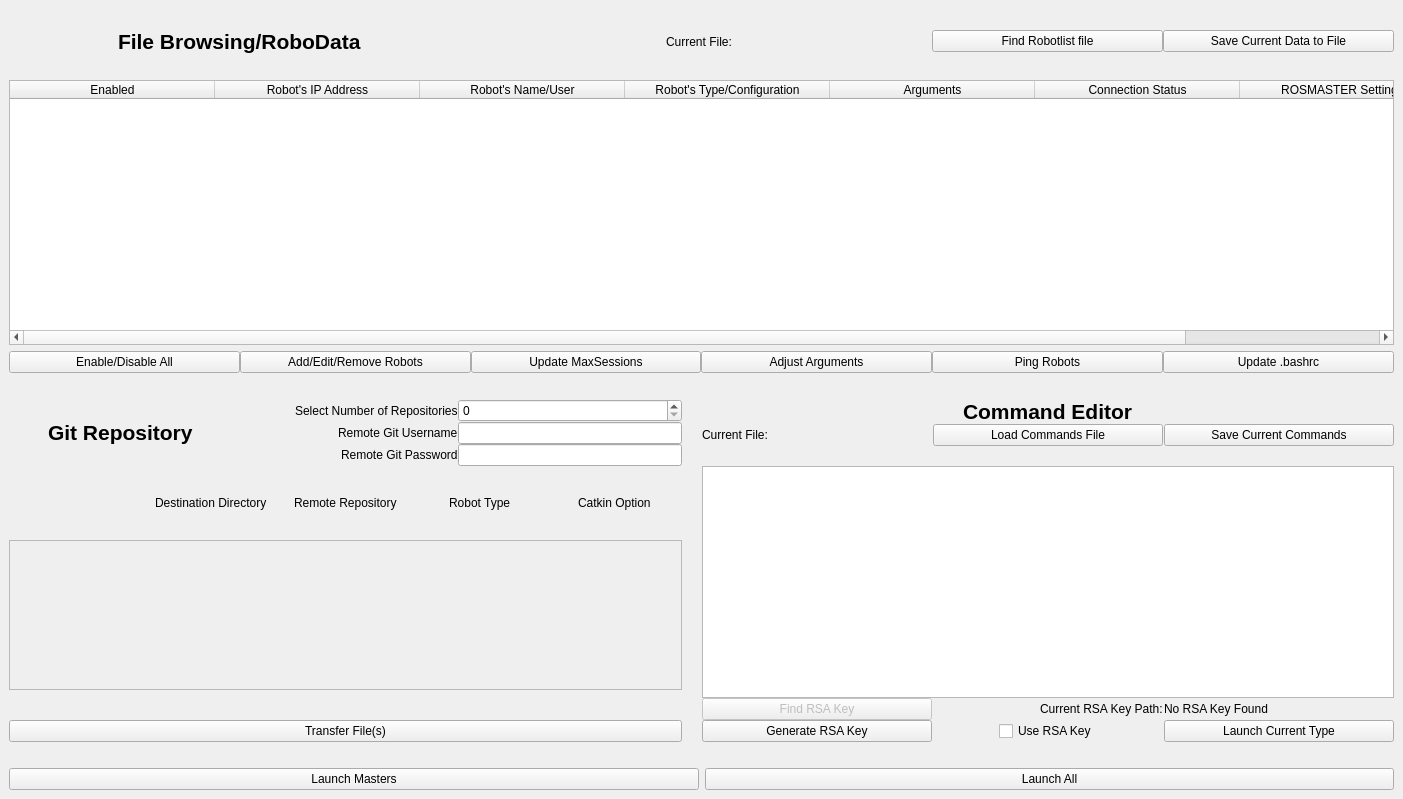
First picture: the form in src/ui_files/Multilauncher.ui, repository uf-reef-avl/multilauncher, before the edit.
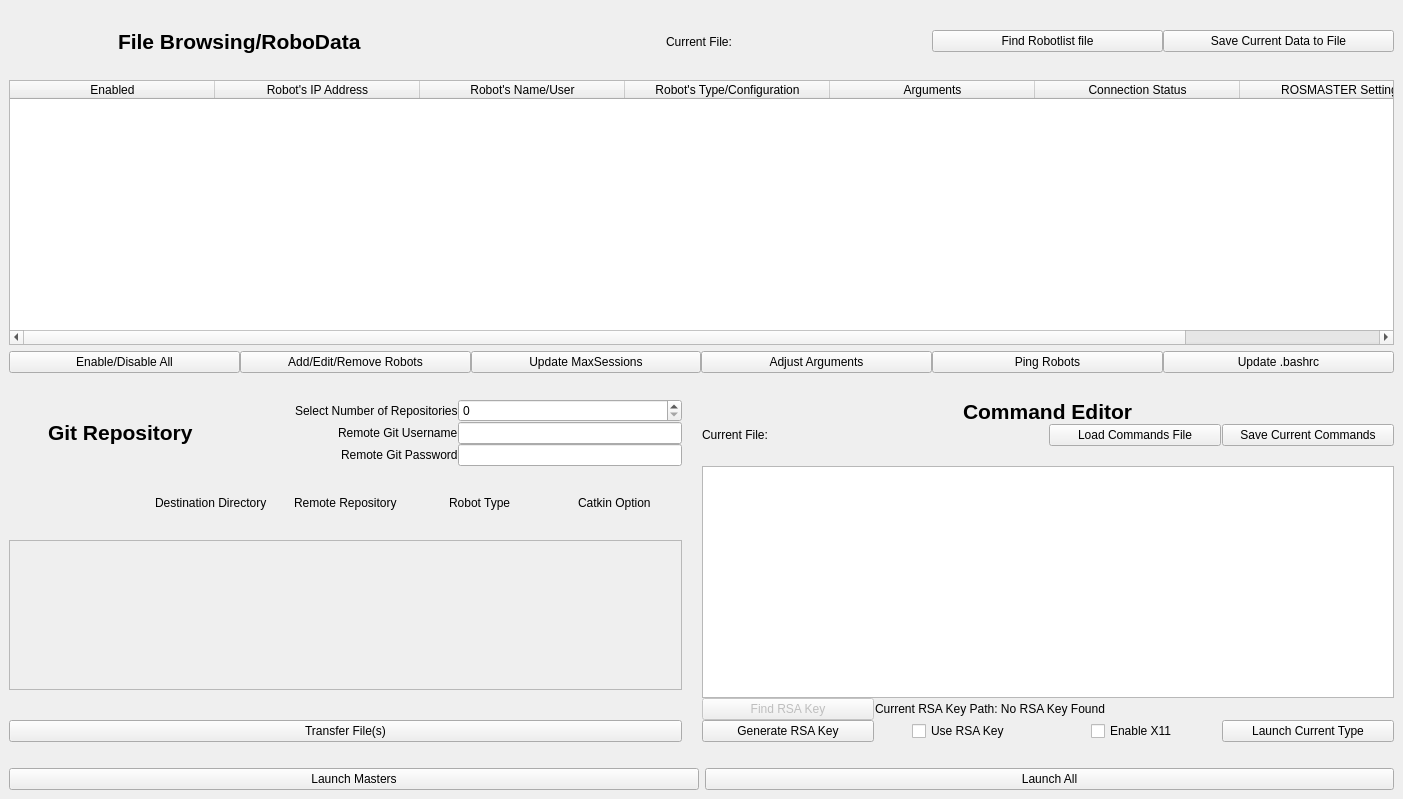
Second picture: the form after the edit.

Commit message: Fixed remote git pulling over existing repositories, fixed logic for sending debug commands to closed threads via disabling the debug textfield, reworked how some escape sequences are displayed.

```diff
--- a/src/ui_files/Multilauncher.ui
+++ b/src/ui_files/Multilauncher.ui
@@ -14,6 +14,9 @@
    <string>Multilauncher ver 1.0</string>
   </property>
   <widget class="QWidget" name="centralwidget">
+   <property name="styleSheet">
+    <string notr="true">c</string>
+   </property>
    <layout class="QGridLayout" name="gridLayout_6">
     <item row="0" column="1">
      <spacer name="horizontalSpacer_5">
@@ -257,123 +260,6 @@
         </item>
        </layout>
       </item>
-      <item row="2" column="2">
-       <layout class="QGridLayout" name="gridLayout_4" columnstretch="1,1,1">
-        <property name="horizontalSpacing">
-         <number>1</number>
-        </property>
-        <item row="1" column="2">
-         <widget class="QPushButton" name="savecommandsbutton">
-          <property name="text">
-           <string>Save Current Commands</string>
-          </property>
-         </widget>
-        </item>
-        <item row="1" column="0">
-         <widget class="QLabel" name="commandFileLable">
-          <property name="text">
-           <string>Current File:</string>
-          </property>
-         </widget>
-        </item>
-        <item row="3" column="0" colspan="3">
-         <widget class="QTextEdit" name="commands">
-          <property name="sizePolicy">
-           <sizepolicy hsizetype="Expanding" vsizetype="Expanding">
-            <horstretch>0</horstretch>
-            <verstretch>0</verstretch>
-           </sizepolicy>
-          </property>
-          <property name="minimumSize">
-           <size>
-            <width>610</width>
-            <height>0</height>
-           </size>
-          </property>
-         </widget>
-        </item>
-        <item row="1" column="1">
-         <widget class="QPushButton" name="loadcommandsbutton">
-          <property name="text">
-           <string>Load Commands File</string>
-          </property>
-         </widget>
-        </item>
-        <item row="5" column="2">
-         <widget class="QPushButton" name="launchTypeButton">
-          <property name="text">
-           <string>Launch Current Type</string>
-          </property>
-         </widget>
-        </item>
-        <item row="0" column="0" colspan="3" alignment="Qt::AlignHCenter">
-         <widget class="QLabel" name="commandeditorlabel">
-          <property name="font">
-           <font>
-            <pointsize>16</pointsize>
-            <weight>75</weight>
-            <bold>true</bold>
-            <underline>false</underline>
-           </font>
-          </property>
-          <property name="text">
-           <string>Command Editor</string>
-          </property>
-         </widget>
-        </item>
-        <item row="4" column="0">
-         <widget class="QPushButton" name="findRSAButton">
-          <property name="enabled">
-           <bool>false</bool>
-          </property>
-          <property name="text">
-           <string>Find RSA Key</string>
-          </property>
-         </widget>
-        </item>
-        <item row="2" column="0" colspan="3">
-         <spacer name="horizontalSpacer_3">
-          <property name="orientation">
-           <enum>Qt::Horizontal</enum>
-          </property>
-          <property name="sizeHint" stdset="0">
-           <size>
-            <width>40</width>
-            <height>20</height>
-           </size>
-          </property>
-         </spacer>
-        </item>
-        <item row="5" column="1" alignment="Qt::AlignHCenter">
-         <widget class="QCheckBox" name="rsacheckbox">
-          <property name="text">
-           <string>Use RSA Key</string>
-          </property>
-         </widget>
-        </item>
-        <item row="5" column="0">
-         <widget class="QPushButton" name="generateRSAKeyButton">
-          <property name="text">
-           <string>Generate RSA Key</string>
-          </property>
-         </widget>
-        </item>
-        <item row="4" column="1" alignment="Qt::AlignRight|Qt::AlignVCenter">
-         <widget class="QLabel" name="rsaLabel">
-          <property name="text">
-           <string>Current RSA Key Path:</string>
-          </property>
-         </widget>
-        </item>
-        <item row="4" column="2">
-         <widget class="QLabel" name="rsaPath">
-          <property name="text">
-           <string>No RSA Key Found</string>
-          </property>
-         </widget>
-        </item>
-       </layout>
-      </item>
       <item row="2" column="1">
        <layout class="QGridLayout" name="gridLayout_2" rowstretch="0,0,0,0,0">
         <property name="sizeConstraint">
@@ -584,6 +470,123 @@
         </property>
        </spacer>
       </item>
+      <item row="2" column="2">
+       <layout class="QGridLayout" name="gridLayout_4" columnstretch="1,1,1,1">
+        <property name="horizontalSpacing">
+         <number>1</number>
+        </property>
+        <item row="0" column="0" colspan="4" alignment="Qt::AlignHCenter">
+         <widget class="QLabel" name="commandeditorlabel">
+          <property name="font">
+           <font>
+            <pointsize>16</pointsize>
+            <weight>75</weight>
+            <bold>true</bold>
+            <underline>false</underline>
+           </font>
+          </property>
+          <property name="text">
+           <string>Command Editor</string>
+          </property>
+         </widget>
+        </item>
+        <item row="3" column="0" colspan="4">
+         <widget class="QTextEdit" name="commands">
+          <property name="sizePolicy">
+           <sizepolicy hsizetype="Expanding" vsizetype="Expanding">
+            <horstretch>0</horstretch>
+            <verstretch>0</verstretch>
+           </sizepolicy>
+          </property>
+          <property name="minimumSize">
+           <size>
+            <width>610</width>
+            <height>0</height>
+           </size>
+          </property>
+         </widget>
+        </item>
+        <item row="5" column="0">
+         <widget class="QPushButton" name="generateRSAKeyButton">
+          <property name="text">
+           <string>Generate RSA Key</string>
+          </property>
+         </widget>
+        </item>
+        <item row="4" column="0">
+         <widget class="QPushButton" name="findRSAButton">
+          <property name="enabled">
+           <bool>false</bool>
+          </property>
+          <property name="text">
+           <string>Find RSA Key</string>
+          </property>
+         </widget>
+        </item>
+        <item row="1" column="3">
+         <widget class="QPushButton" name="savecommandsbutton">
+          <property name="text">
+           <string>Save Current Commands</string>
+          </property>
+         </widget>
+        </item>
+        <item row="5" column="3">
+         <widget class="QPushButton" name="launchTypeButton">
+          <property name="text">
+           <string>Launch Current Type</string>
+          </property>
+         </widget>
+        </item>
+        <item row="1" column="0" colspan="2">
+         <widget class="QLabel" name="commandFileLabel">
+          <property name="text">
+           <string>Current File:</string>
+          </property>
+         </widget>
+        </item>
+        <item row="2" column="0" colspan="4">
+         <spacer name="horizontalSpacer_3">
+          <property name="orientation">
+           <enum>Qt::Horizontal</enum>
+          </property>
+          <property name="sizeHint" stdset="0">
+           <size>
+            <width>40</width>
+            <height>20</height>
+           </size>
+          </property>
+         </spacer>
+        </item>
+        <item row="1" column="2">
+         <widget class="QPushButton" name="loadcommandsbutton">
+          <property name="text">
+           <string>Load Commands File</string>
+          </property>
+         </widget>
+        </item>
+        <item row="5" column="1" alignment="Qt::AlignHCenter">
+         <widget class="QCheckBox" name="rsacheckbox">
+          <property name="text">
+           <string>Use RSA Key</string>
+          </property>
+         </widget>
+        </item>
+        <item row="4" column="1" colspan="3">
+         <widget class="QLabel" name="rsaPath">
+          <property name="text">
+           <string>Current RSA Key Path: No RSA Key Found</string>
+          </property>
+         </widget>
+        </item>
+        <item row="5" column="2" alignment="Qt::AlignHCenter">
+         <widget class="QCheckBox" name="x11CheckBox">
+          <property name="text">
+           <string>Enable X11</string>
+          </property>
+         </widget>
+        </item>
+       </layout>
+      </item>
      </layout>
     </item>
    </layout>
```
Left out of the diff: 167 changed lines with no effect on the pictures. The commit also changes 9 other files.
